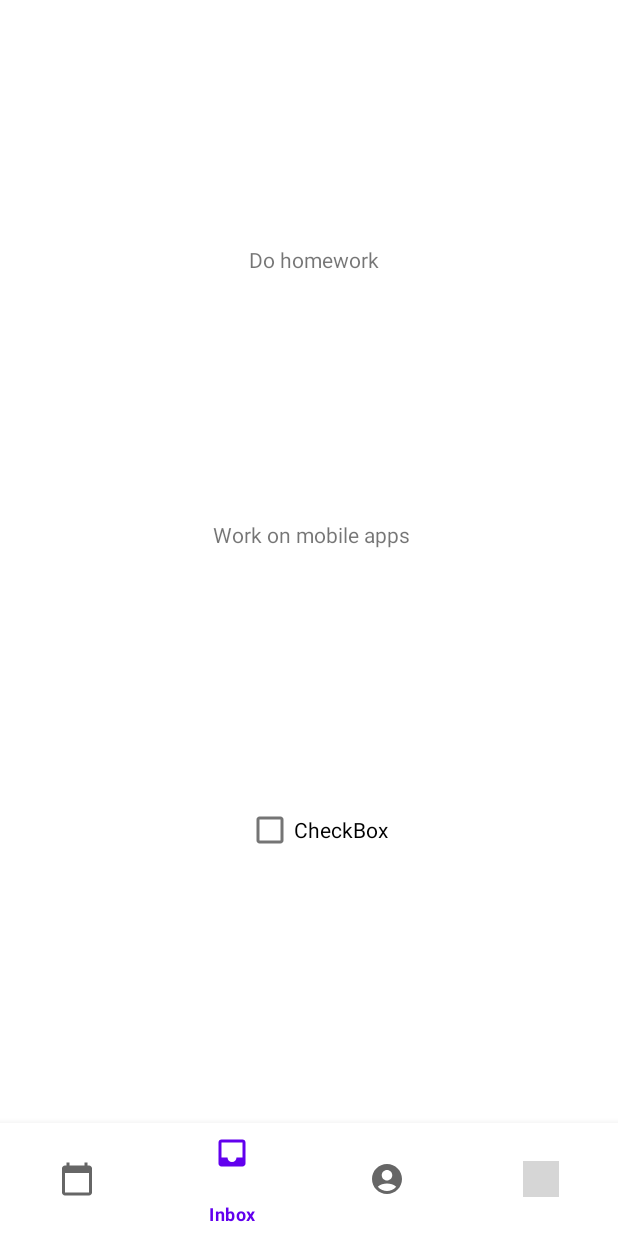
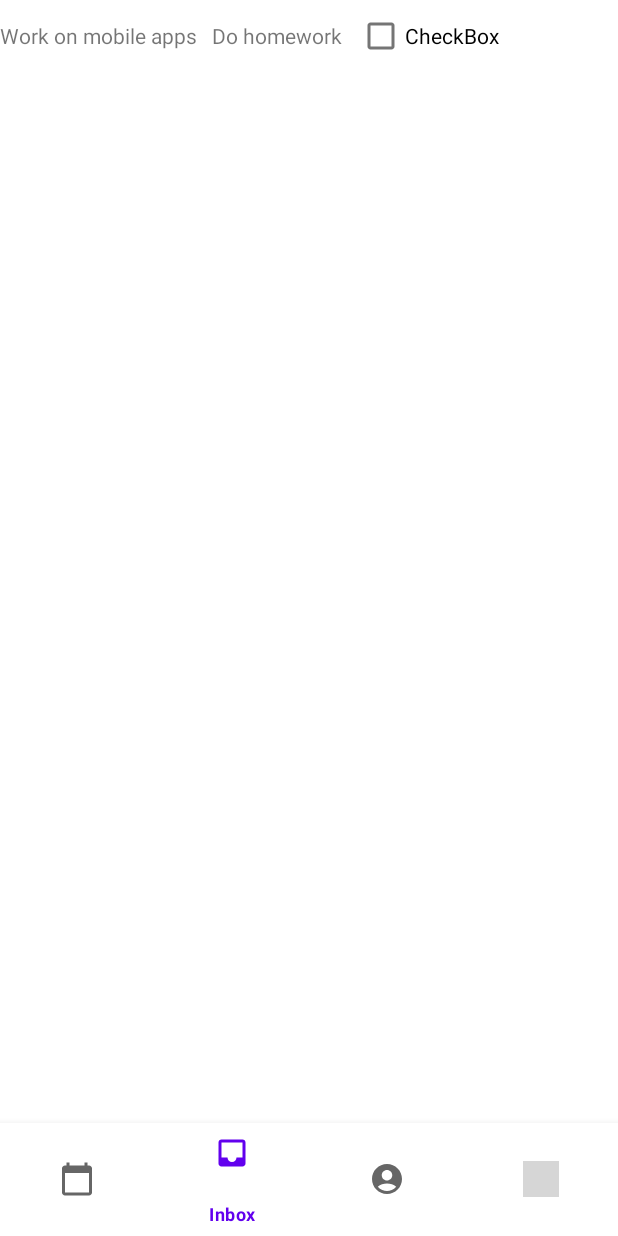
Before and after one commit to MobileAppDevelopmentKYL/ProdApp, an Android app built with Jetpack Compose: the screen it shows after launch (MainActivity), item 2 of the bottom bar chosen, on a phone screen of 412 x 824 dp. Run offline under Robolectric (Android 15) with nearby library versions, the phone set to English and light mode, and no system bars; grey boxes are pictures that could not be loaded.

Commit message:
removed contraints

```diff
--- a/app/src/main/res/layout/fragment_todo_list.xml
+++ b/app/src/main/res/layout/fragment_todo_list.xml
@@ -1,22 +1,6 @@
 <?xml version="1.0" encoding="utf-8"?>
-<androidx.constraintlayout.widget.ConstraintLayout xmlns:android="http://schemas.android.com/apk/res/android"
-    xmlns:app="http://schemas.android.com/apk/res-auto"
-    xmlns:tools="http://schemas.android.com/tools"
+<androidx.recyclerview.widget.RecyclerView
+    xmlns:android="http://schemas.android.com/apk/res/android"
+    android:id="@+id/todoRecyclerView"
     android:layout_width="match_parent"
-    android:layout_height="match_parent">
-
-    <androidx.recyclerview.widget.RecyclerView
-        android:id="@+id/todoRecyclerView"
-        android:layout_width="wrap_content"
-        android:layout_height="0dp"
-        android:layout_marginStart="2dp"
-        android:layout_marginTop="8dp"
-        android:layout_marginEnd="410dp"
-        android:layout_marginBottom="16dp"
-        app:layout_constraintBottom_toBottomOf="parent"
-        app:layout_constraintEnd_toEndOf="parent"
-        app:layout_constraintHorizontal_bias="0.0"
-        app:layout_constraintStart_toStartOf="parent"
-        app:layout_constraintTop_toTopOf="parent"
-        app:layout_constraintVertical_bias="0.0" />
-</androidx.constraintlayout.widget.ConstraintLayout>
+    android:layout_height="match_parent"/>
--- a/app/src/main/res/layout/list_item_todo.xml
+++ b/app/src/main/res/layout/list_item_todo.xml
@@ -1,50 +1,28 @@
 <?xml version="1.0" encoding="utf-8"?>
-<androidx.constraintlayout.widget.ConstraintLayout xmlns:android="http://schemas.android.com/apk/res/android"
-    xmlns:app="http://schemas.android.com/apk/res-auto"
+<LinearLayout xmlns:app="http://schemas.android.com/apk/res-auto"
     xmlns:tools="http://schemas.android.com/tools"
+    xmlns:android="http://schemas.android.com/apk/res/android"
     android:layout_width="match_parent"
-    android:layout_height="match_parent">
+    android:layout_height="match_parent"
+    android:orientation="horizontal">
+
+    <TextView
+        android:id="@+id/todoDescriptionText"
+        android:layout_width="wrap_content"
+        android:layout_height="wrap_content"
+        android:text="TextView" />
 
     <TextView
         android:id="@+id/todoTitleText"
         android:layout_width="wrap_content"
         android:layout_height="wrap_content"
-        android:layout_marginStart="178dp"
-        android:layout_marginTop="8dp"
-        android:layout_marginEnd="176dp"
-        android:layout_marginBottom="8dp"
-        android:text="TextView"
-        app:layout_constraintBottom_toTopOf="@+id/todoDescriptionText"
-        app:layout_constraintEnd_toEndOf="parent"
-        app:layout_constraintStart_toStartOf="parent"
-        app:layout_constraintTop_toTopOf="parent" />
-
-    <TextView
-        android:id="@+id/todoDescriptionText"
-        android:layout_width="wrap_content"
-        android:layout_height="wrap_content"
-        android:layout_marginStart="176dp"
-        android:layout_marginTop="8dp"
-        android:layout_marginEnd="177dp"
-        android:layout_marginBottom="8dp"
-        android:text="TextView"
-        app:layout_constraintBottom_toTopOf="@+id/todoCheckBox"
-        app:layout_constraintEnd_toEndOf="parent"
-        app:layout_constraintStart_toStartOf="parent"
-        app:layout_constraintTop_toBottomOf="@+id/todoTitleText" />
+        android:layout_marginStart="10dp"
+        android:text="TextView" />
 
     <CheckBox
         android:id="@+id/todoCheckBox"
         android:layout_width="wrap_content"
         android:layout_height="wrap_content"
-        android:layout_marginStart="162dp"
-        android:layout_marginTop="8dp"
-        android:layout_marginEnd="155dp"
-        android:layout_marginBottom="8dp"
-        android:text="CheckBox"
-        app:layout_constraintBottom_toBottomOf="parent"
-        app:layout_constraintEnd_toEndOf="parent"
-        app:layout_constraintStart_toStartOf="parent"
-        app:layout_constraintTop_toBottomOf="@+id/todoDescriptionText" />
-
-</androidx.constraintlayout.widget.ConstraintLayout>
+        android:layout_marginStart="10dp"
+        android:text="CheckBox" />
+</LinearLayout>
```
